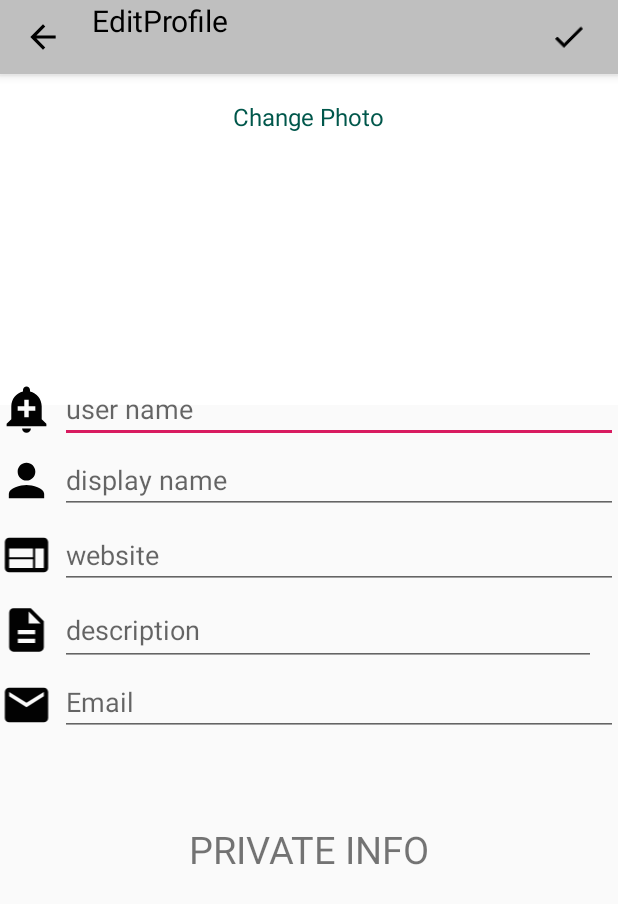
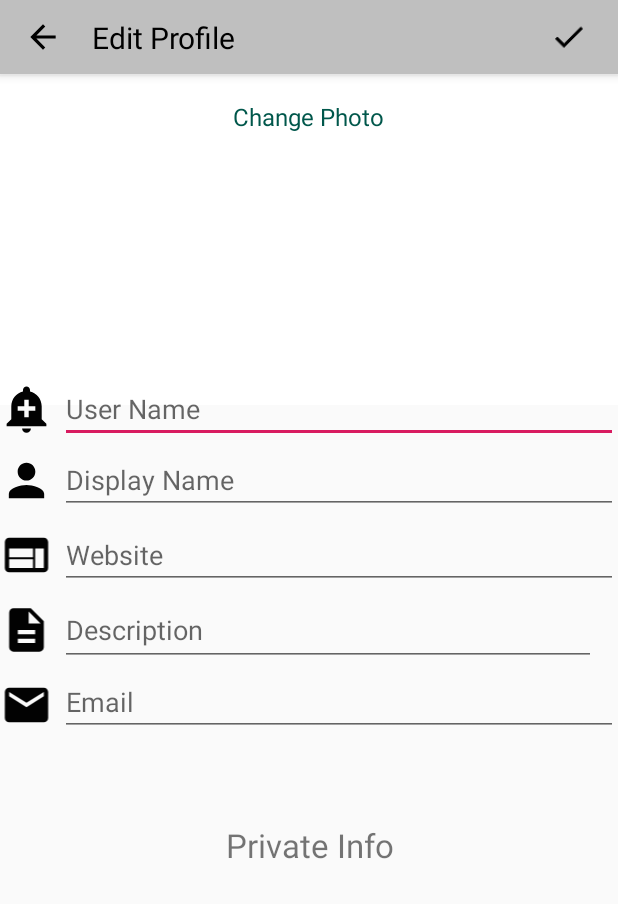
Before and after one commit to shlomiDaniel/InstagramApp, an Android app: the fragment EditProfileFragment shown on its own in the app's theme, on a phone screen of 412 x 824 dp. Shown: the top 904 px of the screen. Run offline under Robolectric (Android 15) with nearby library versions, the phone set to English and light mode, and no system bars; our stand-ins replace CircleImageView, Firebase (no records; nobody signed in at launch, a user with empty details on screens opened directly); libraries missing offline, so code that uses them is left out: com.nostra13.universalimageloader; pictures from the network do not load; 2 statements that could not run were skipped.

Commit message:
+ UI updates + Code remove + Profile updates

```diff
--- a/app/src/main/res/layout/center_edit_profile.xml
+++ b/app/src/main/res/layout/center_edit_profile.xml
@@ -1,49 +1,28 @@
 <merge xmlns:android="http://schemas.android.com/apk/res/android"
     xmlns:app="http://schemas.android.com/apk/res-auto">
 
-
     <ScrollView
         android:layout_width="match_parent"
-        android:layout_height="match_parent"
-
-
-        >
-
+        android:layout_height="match_parent">
 
         <RelativeLayout
-
-
-
             android:layout_width="wrap_content"
             android:layout_height="wrap_content">
+
             <include layout="@layout/edit_profile_tool_bar" />
+
             <RelativeLayout
-
                 android:layout_width="match_parent"
                 android:layout_height="wrap_content"
                 android:layout_marginTop="50dp"
                 android:background="@color/white"
-            android:padding="20dp"
+                android:padding="20dp">
 
-            >
-
-            <!--<de.hdodenhof.circleimageview.CircleImageView-->
-                <!--android:id="@+id/profile_photo"-->
-                <!--android:layout_width="391dp"-->
-                <!--android:layout_height="161dp"-->
-                <!--android:layout_marginTop="20dp"-->
-                <!--app:civ_border_color="@color/black"-->
-                <!--app:civ_border_width="2dp"-->
-
-                <!--/>-->
                 <ImageView
+                    android:id="@+id/profile_photo_id"
                     android:layout_width="450dp"
                     android:layout_height="160dp"
-                android:layout_marginTop="20dp"
-                android:id="@+id/profile_photo_id"
-
-                />
-
+                    android:layout_marginTop="20dp" />
 
                 <TextView
                     android:id="@+id/changeProfilePhoto"
@@ -51,14 +30,11 @@
                     android:layout_height="wrap_content"
                     android:layout_below="@+id/profile_photo_id"
                     android:layout_centerHorizontal="true"
-                android:text="Change Photo"
+                    android:layout_marginTop="-183dp"
+                    android:text="@string/changePhoto"
                     android:textColor="@color/colorPrimaryDark"
-                android:textSize="16sp"
-                android:layout_marginTop="-183dp"
                     android:textColorHint="@color/black"
-
-
-                ></TextView>
+                    android:textSize="16sp" />
             </RelativeLayout>
 
 
@@ -66,11 +42,7 @@
                 android:id="@+id/relayout1"
                 android:layout_width="match_parent"
                 android:layout_height="wrap_content"
-
-            android:layout_marginTop="250dp"
-
-
-            >
+                android:layout_marginTop="250dp">
 
                 <ImageView
                     android:id="@+id/ic_alert_id"
@@ -78,7 +50,6 @@
                     android:layout_height="35dp"
                     android:layout_centerVertical="true"
                     app:srcCompat="@drawable/ic_alertt" />
-
 
                 <EditText
                     android:id="@+id/user_name"
@@ -88,9 +59,8 @@
                     android:layout_marginStart="40dp"
                     android:layout_marginLeft="40dp"
                     android:layout_marginTop="0dp"
-                android:hint="user name" />
+                    android:hint="@string/user_name" />
             </RelativeLayout>
-
 
             <RelativeLayout
                 android:id="@+id/relayout2"
@@ -111,8 +81,7 @@
                     android:layout_centerVertical="true"
                     android:layout_marginStart="40dp"
                     android:layout_marginLeft="40dp"
-                android:hint="display name" />
-
+                    android:hint="@string/displayName" />
 
             </RelativeLayout>
 
@@ -137,8 +106,7 @@
                     android:layout_centerVertical="true"
                     android:layout_marginStart="40dp"
                     android:layout_marginLeft="40dp"
-                android:hint="website" />
-
+                    android:hint="@string/website" />
 
             </RelativeLayout>
 
@@ -164,8 +132,7 @@
                     android:layout_centerVertical="true"
                     android:layout_marginStart="40dp"
                     android:layout_marginLeft="40dp"
-                android:hint="description" />
-
+                    android:hint="@string/description" />
 
             </RelativeLayout>
 
@@ -174,11 +141,9 @@
                 android:layout_height="wrap_content"
                 android:layout_below="@id/relayout4"
                 android:layout_marginTop="103dp"
-            android:text="                     PRIVATE INFO"
-            android:textSize="25sp"
-
-            />
-
+                android:gravity="center"
+                android:text="@string/privateInfo"
+                android:textSize="22sp" />
 
             <RelativeLayout
                 android:id="@+id/textPrivateInfo"
@@ -186,15 +151,12 @@
                 android:layout_height="50dp"
                 android:layout_below="@+id/relayout4">
 
-
                 <ImageView
                     android:layout_width="35dp"
                     android:layout_height="35dp"
                     android:layout_centerVertical="true"
                     android:layout_marginTop="15dp"
-                app:srcCompat="@drawable/ic_emaill"
-
-                />
+                    app:srcCompat="@drawable/ic_emaill" />
 
                 <EditText
                     android:id="@+id/email"
@@ -202,13 +164,9 @@
                     android:layout_height="wrap_content"
                     android:layout_marginStart="40dp"
                     android:layout_marginLeft="40dp"
-                android:hint="Email" />
-
+                    android:hint="@string/email" />
 
             </RelativeLayout>
-
         </RelativeLayout>
-
-
     </ScrollView>
 </merge>
--- a/app/src/main/res/layout/edit_profile_tool_bar.xml
+++ b/app/src/main/res/layout/edit_profile_tool_bar.xml
@@ -14,24 +14,23 @@
             <RelativeLayout
                 android:layout_width="match_parent"
                 android:layout_height="wrap_content"
-
                 >
                 <ImageView
                     android:layout_width="25dp"
                     android:layout_height="25dp"
-
                     android:layout_marginEnd="20dp"
                     android:layout_centerVertical="true"
                     android:id="@+id/profile_menu"
                     android:layout_marginRight="20dp"
                     android:src="@drawable/ic_back_arrow"/>
+
                 <TextView
                     android:layout_width="wrap_content"
-                    android:layout_height="match_parent"
+                    android:layout_height="wrap_content"
                     android:layout_centerVertical="true"
-                    android:text="EditProfile"
+                    android:text="@string/editProfile"
                     android:textSize="20sp"
-                    android:layout_toRightOf="@+id/profile_menu"
+                    android:layout_toEndOf="@+id/profile_menu"
                     android:textColor="@color/black"
                     android:id="@+id/proileName"
                     />
@@ -45,16 +44,9 @@
                     android:id="@+id/save_changes"
                     android:layout_marginRight="20dp"
                     android:src="@drawable/ic_save_setting"
-                    android:layout_alignParentRight="true"
-
+                    android:layout_alignParentEnd="true"
                     />
-
-
             </RelativeLayout>
-
-
         </android.support.v7.widget.Toolbar>
-
-
     </android.support.design.widget.AppBarLayout>
 </merge>
--- a/app/src/main/res/layout/fragment_view_post.xml
+++ b/app/src/main/res/layout/fragment_view_post.xml
@@ -18,6 +18,5 @@
 
             <include layout="@layout/layaut_view_post"/>
         </RelativeLayout>
-
     </RelativeLayout>
 </RelativeLayout>
--- a/app/src/main/res/values/strings.xml
+++ b/app/src/main/res/values/strings.xml
@@ -27,5 +27,10 @@
     <string name="user_name">User Name</string>
     <string name="name">Name</string>
     <string name="email">Email</string>
+    <string name="changePhoto">Change Photo</string>
+    <string name="displayName">Display Name</string>
+    <string name="website">Website</string>
+    <string name="description">Description</string>
+    <string name="privateInfo">Private Info</string>
     <string name="post_description">The app allows users to upload photos and videos to the service, which can be edited with various filters, and organized with tags and location information. </string>
 </resources>
```
Also changed, not shown: app/src/main/AndroidManifest.xml (+2 -5 lines), app/src/main/java/com/shlomi/instagramapp/Home/Home.java (+39 -13 lines), app/src/main/java/com/shlomi/instagramapp/Models/Photo.java (+10 -0 lines), app/src/main/java/com/shlomi/instagramapp/Profile/EditProfileFragment.java (+2 -43 lines), app/src/main/java/com/shlomi/instagramapp/Profile/ViewPostActivity.java (+13 -9 lines), app/src/main/res/layout/layaut_view_post.xml (+5 -3 lines), app/src/main/res/layout/top_profile_bar.xml (+14 -18 lines). Lines whose indentation alone changed are shown as unchanged.
